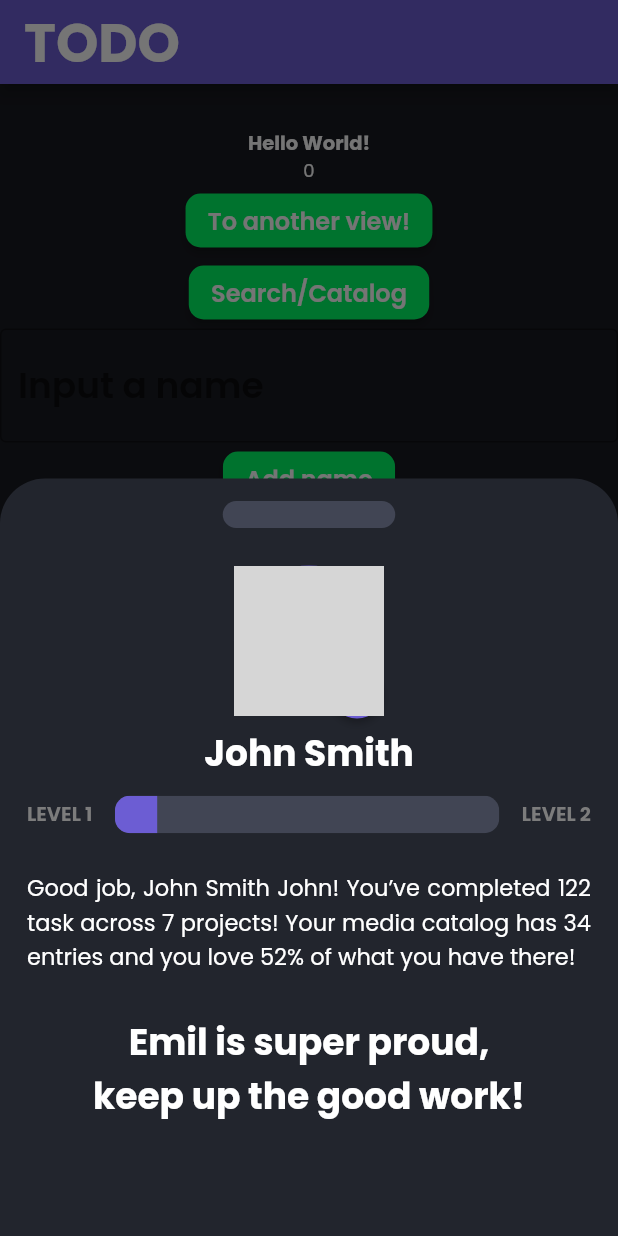
After one commit to DreFlo/lgp-2223-sc1, a Flutter app: the HomePage screen opened directly, after a tap on "Progress Bar", on a phone screen of 412 x 824 dp. The commit adds this screen. Run offline on Flutter 3.47's test engine with Material 2 defaults, Android fonts, the phone set to English and light mode, and no system bars; our stand-ins replace floor, flutter_svg, get_it, image_picker, like_button, lottie and 2 more; missing offline and left inert: books_finder, emojis, tmdb_api; accounts and stored records are empty; generated files the repository leaves out were written again; grey boxes are pictures that could not be loaded.

Commit message:
Progress bar screen.

```diff
--- a/src/lib/l10n/app_en.arb
+++ b/src/lib/l10n/app_en.arb
@@ -44,10 +44,6 @@
   "add_note": "Add Note",
   "task": "Task",
   "module_choose": "Choose the module.",
-  "student": "Student",
-  "personal": "Personal",
-  "leisure": "Leisure",
-  "fitness": "Fitness",
   "priority": "Priority",
   "low": "Low",
   "medium": "Medium",
@@ -83,5 +79,8 @@
   "fitness": "Fitness",
   "personal": "Personal",
   "dashboard": "Dashboard",
-  "hello": "Hello"
+  "hello": "Hello",
+  "user_progress": "Good job, ",
+  "user_progress_2": " John! You’ve completed 122 task across 7 projects! Your media catalog has 34 entries and you love 52% of what you have there!",
+  "user_progress_3": "Emil is super proud,\nkeep up the good work!"
 }
--- /dev/null
+++ b/src/lib/pages/gamification/progress_bar_sheet.dart
@@ -0,0 +1,154 @@
+// ignore_for_file: file_names
+
+import 'dart:io';
+
+import 'package:flutter/material.dart';
+import 'package:flutter_gen/gen_l10n/app_localizations.dart';
+import 'package:image_picker/image_picker.dart';
+import 'package:src/themes/colors.dart';
+
+class ProgressBarSheet extends StatefulWidget {
+  final List<String> user;
+  final String image;
+
+  const ProgressBarSheet({Key? key, required this.user, required this.image})
+      : super(key: key);
+
+  @override
+  State<ProgressBarSheet> createState() => _ProgressBarSheetState();
+}
+
+class _ProgressBarSheetState extends State<ProgressBarSheet> {
+  late String image;
+
+  @override
+  initState() {
+    image = widget.image;
+    super.initState();
+  }
+
+  @override
+  Widget build(BuildContext context) {
+    return Wrap(spacing: 10, children: [
+      Row(mainAxisAlignment: MainAxisAlignment.center, children: [
+        Padding(
+            padding: const EdgeInsets.only(top: 15, bottom: 15),
+            child: Container(
+              width: 115,
+              height: 18,
+              alignment: Alignment.center,
+              decoration: BoxDecoration(
+                borderRadius: BorderRadius.circular(10),
+                color: const Color(0xFF414554),
+              ),
+            ))
+      ]),
+      const SizedBox(height: 10),
+      Padding(
+          padding: const EdgeInsets.symmetric(horizontal: 18),
+          child: Row(mainAxisAlignment: MainAxisAlignment.center, children: [
+            Stack(
+              clipBehavior: Clip.none,
+              alignment: Alignment.bottomRight,
+              children: [
+                CircleAvatar(
+                    radius: 50,
+                    backgroundImage:
+                        Image.file(File(image), fit: BoxFit.cover).image),
+                Positioned(
+                    top: 60,
+                    left: 50,
+                    child: ElevatedButton(
+                        style: ButtonStyle(
+                          backgroundColor:
+                              MaterialStateProperty.all(primaryColor),
+                          shape:
+                              MaterialStateProperty.all(const CircleBorder()),
+                        ),
+                        child: const Icon(Icons.image_search_rounded, size: 15),
+                        onPressed: () async {
+                          XFile? pickedFile = await ImagePicker()
+                              .pickImage(source: ImageSource.gallery);
+                          setState(() {
+                            image = pickedFile!.path;
+                          });
+                        }))
+              ],
+            ),
+          ])),
+      const SizedBox(height: 7.5),
+      Padding(
+          padding: const EdgeInsets.symmetric(horizontal: 18),
+          child: Row(mainAxisAlignment: MainAxisAlignment.center, children: [
+            Text(widget.user[0],
+                textAlign: TextAlign.justify,
+                style: const TextStyle(
+                  fontSize: 24,
+                  fontWeight: FontWeight.bold,
+                )),
+          ])),
+      const SizedBox(height: 10),
+      Padding(
+          padding: const EdgeInsets.symmetric(horizontal: 18),
+          child: Row(mainAxisAlignment: MainAxisAlignment.center, children: [
+            Text("Level 1".toUpperCase(),
+                style: const TextStyle(
+                  color: Color(0xFF7C7C7C),
+                  fontSize: 13,
+                  fontWeight: FontWeight.bold,
+                )),
+            const SizedBox(width: 15),
+            Expanded(
+                child: Container(
+                    height: 25,
+                    decoration:
+                        BoxDecoration(borderRadius: BorderRadius.circular(10)),
+                    child: ClipRRect(
+                        borderRadius:
+                            const BorderRadius.all(Radius.circular(10)),
+                        child: LinearProgressIndicator(
+                            value: double.parse(widget.user[1]) / 100,
+                            backgroundColor: const Color(0xFF414554),
+                            valueColor: const AlwaysStoppedAnimation<Color>(
+                                primaryColor))))),
+            const SizedBox(width: 15),
+            Text("Level 2".toUpperCase(),
+                style: const TextStyle(
+                  color: Color(0xFF7C7C7C),
+                  fontSize: 13,
+                  fontWeight: FontWeight.bold,
+                )),
+          ])),
+      const SizedBox(height: 25),
+      Padding(
+          padding: const EdgeInsets.symmetric(horizontal: 18),
+          child: Row(mainAxisAlignment: MainAxisAlignment.center, children: [
+            Expanded(
+              child: Text(
+                  AppLocalizations.of(context).user_progress +
+                      widget.user[0] +
+                      AppLocalizations.of(context).user_progress_2,
+                  textAlign: TextAlign.justify,
+                  style: const TextStyle(
+                    fontSize: 15,
+                    fontWeight: FontWeight.normal,
+                  )),
+            )
+          ])),
+      const SizedBox(height: 27.5),
+      Padding(
+          padding: const EdgeInsets.symmetric(horizontal: 18),
+          child: Row(mainAxisAlignment: MainAxisAlignment.center, children: [
+            Expanded(
+              child: Text(AppLocalizations.of(context).user_progress_3,
+                  textAlign: TextAlign.center,
+                  style: const TextStyle(
+                    fontSize: 24,
+                    fontWeight: FontWeight.bold,
+                  )),
+            )
+          ])),
+      const SizedBox(height: 25)
+    ]);
+  }
+}
--- a/src/lib/pages/home_page.dart
+++ b/src/lib/pages/home_page.dart
@@ -5,6 +5,7 @@ import 'package:flutter_gen/gen_l10n/app_localizations.dart';
 import 'package:src/animation_test/main.dart';
 import 'package:src/daos/person_dao.dart';
 import 'package:src/models/person.dart';
+import 'package:src/pages/gamification/progress_bar_sheet.dart';
 import 'package:src/pages/tasks/institution_form.dart';
 import 'package:src/pages/tasks/subject_form.dart';
 import 'package:src/themes/colors.dart';
@@ -37,6 +38,7 @@ class _HomePageState extends State<HomePage> {
   int _counter = 0;
   Object redrawObject = Object();
   bool isFavorite = false;
+  List<String> user = ['John Smith', '11', '400'];
   Status status = Status.goingThrough;
   String title = "She-ra and the Princesses of Power",
       synopsis =
@@ -692,6 +694,24 @@ class _HomePageState extends State<HomePage> {
                             ),
                           )));
                 }),
+            ElevatedButton(
+                child: Text("Progress Bar"),
+                onPressed: () {
+                  showModalBottomSheet(
+                      context: context,
+                      isScrollControlled: true,
+                      backgroundColor: Color(0xFF22252D),
+                      shape: RoundedRectangleBorder(
+                        borderRadius:
+                            BorderRadius.vertical(top: Radius.circular(30.0)),
+                      ),
+                      builder: (context) => Padding(
+                          padding: EdgeInsets.only(
+                              bottom: MediaQuery.of(context).viewInsets.bottom +
+                                  50),
+                          child: ProgressBarSheet(user: user, image: 'assets/images/poster.jpg'),
+                          ));
+                }),
             FutureBuilder(
                 key: ValueKey<Object>(redrawObject),
                 future: serviceLocator<PersonDao>().findAllPersons(),
--- a/src/pubspec.yaml
+++ b/src/pubspec.yaml
@@ -49,6 +49,7 @@ dependencies:
   tmdb_api: ^2.1.4
   like_button: ^2.0.5
   emojis: ^0.9.9
+  image_picker: ^0.8.7+1
 
 dev_dependencies:
   integration_test:
```
Also changed, not shown: src/pubspec.lock, 1 other file.
